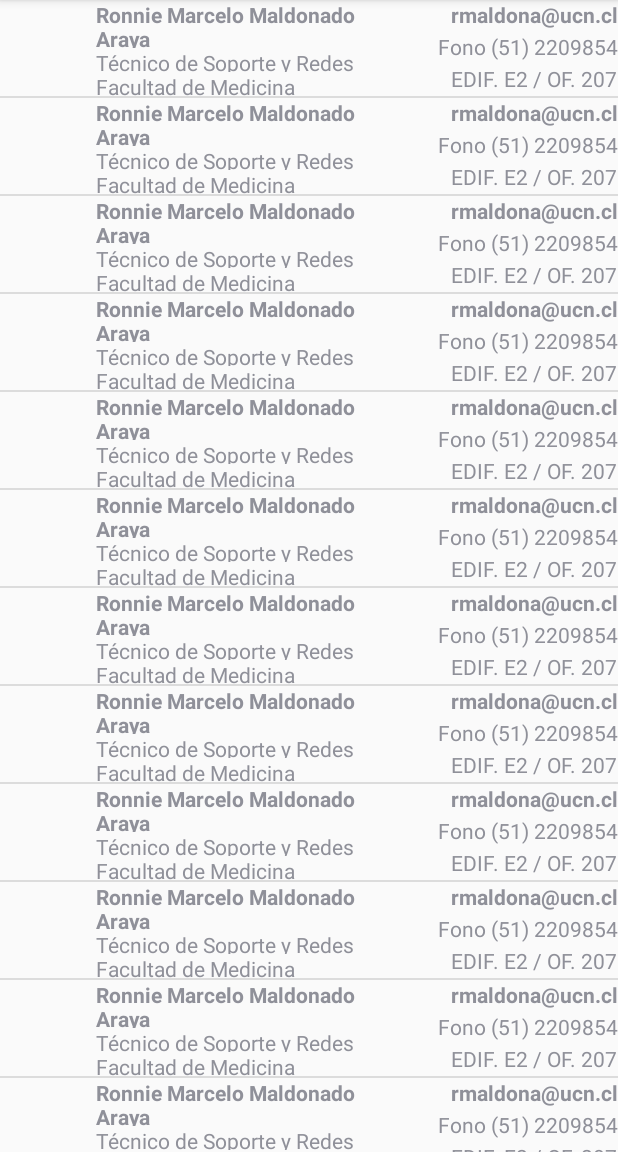
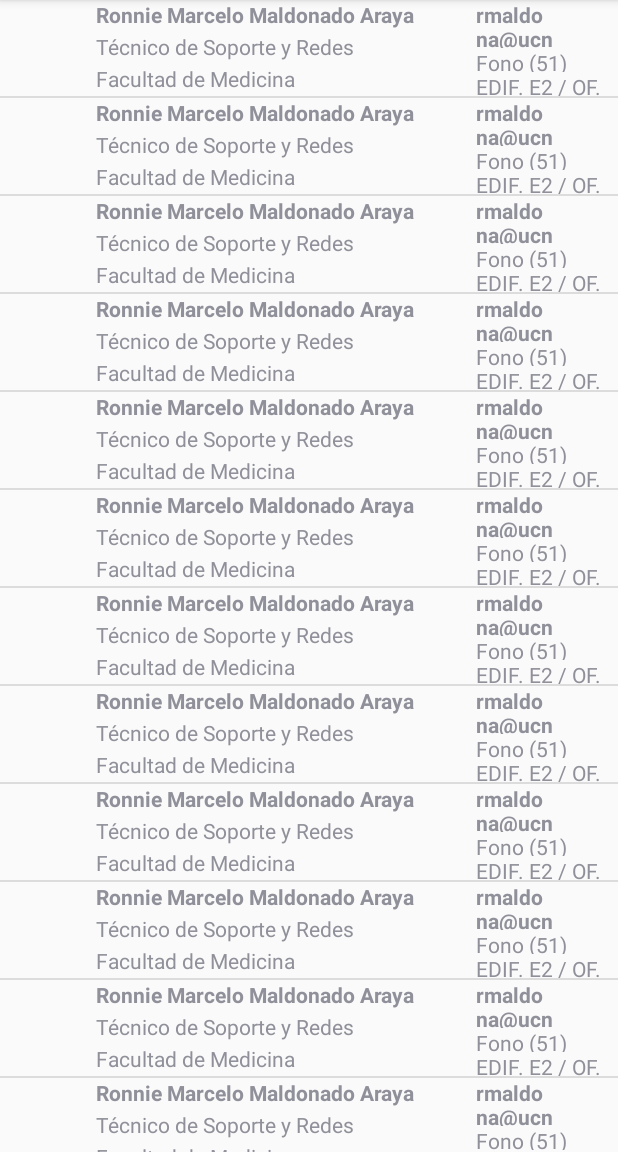
Before and after one commit to godiecl/base-application, an Android app: the screen it shows after launch (MainActivity), on a phone screen of 412 x 824 dp, the part 84-1236 px from its top. Run offline under Robolectric (Android 15) with nearby library versions, the phone set to English and light mode, and no system bars; libraries missing offline, so code that uses them is left out: com.facebook.drawee, lombok.extern.slf4j; plain views replace SimpleDraweeView; pictures from the network do not load; 13 statements that could not run were skipped.

Commit message:
Added: Cronos. Fixed: Background.

```diff
--- a/app/build.gradle
+++ b/app/build.gradle
@@ -125,4 +125,7 @@ dependencies {
     implementation "androidx.lifecycle:lifecycle-viewmodel:2.0.0"
     implementation "androidx.lifecycle:lifecycle-extensions:2.0.0"
 
+    // Commons-lang
+    implementation "org.apache.commons:commons-lang3:3.8.1"
+
 }
--- a/app/src/main/java/cl/ucn/disc/dsm/directorio/MainApplication.java
+++ b/app/src/main/java/cl/ucn/disc/dsm/directorio/MainApplication.java
@@ -11,36 +11,31 @@ import android.app.Application;
 
 import com.facebook.drawee.backends.pipeline.Fresco;
 
+import org.apache.commons.lang3.time.StopWatch;
+
+import lombok.extern.slf4j.Slf4j;
+
 /**
  * Aplicacion base
  */
+@Slf4j
 public final class MainApplication extends Application {
 
     /**
      * Called when the application is starting, before any activity, service,
      * or receiver objects (excluding content providers) have been created.
      *
-     * <p>Implementations should be as quick as possible (for example using
-     * lazy initialization of state) since the time spent in this function
-     * directly impacts the performance of starting the first activity,
-     * service, or receiver in a process.</p>
-     *
-     * <p>If you override this method, be sure to call {@code super.onCreate()}.</p>
-     *
-     * <p class="note">Be aware that direct boot may also affect callback order on
-     * Android {@link Build.VERSION_CODES#N} and later devices.
-     * Until the user unlocks the device, only direct boot aware components are
-     * allowed to run. You should consider that all direct boot unaware
-     * components, including such {@link ContentProvider}, are
-     * disabled until user unlock happens, especially when component callback
-     * order matters.</p>
      */
     @Override
     public void onCreate() {
         super.onCreate();
 
+        StopWatch stopWatch = StopWatch.createStarted();
+
         // Inicializacion de fresco
         Fresco.initialize(this);
 
+        log.debug("Initialized in {}.", stopWatch);
+
     }
 }
--- a/app/src/main/java/cl/ucn/disc/dsm/directorio/activities/MainActivity.java
+++ b/app/src/main/java/cl/ucn/disc/dsm/directorio/activities/MainActivity.java
@@ -8,8 +8,10 @@
 package cl.ucn.disc.dsm.directorio.activities;
 
 import android.os.Bundle;
+import android.view.View;
 import android.widget.ListView;
-import android.widget.TextView;
+
+import org.apache.commons.lang3.time.StopWatch;
 
 import androidx.appcompat.app.AppCompatActivity;
 import androidx.appcompat.app.AppCompatDelegate;
@@ -45,6 +47,10 @@ public class MainActivity extends AppCompatActivity {
     @Override
     protected void onCreate(Bundle savedInstanceState) {
         super.onCreate(savedInstanceState);
+
+
+        final StopWatch stopWatch = StopWatch.createStarted();
+
         setContentView(R.layout.activity_main);
 
         // Toolbar
@@ -54,7 +60,7 @@ public class MainActivity extends AppCompatActivity {
         // ListView of data
         final ListView listView = findViewById(android.R.id.list);
 
-        final TextView empty = findViewById(android.R.id.empty);
+        final View empty = findViewById(android.R.id.empty);
         listView.setEmptyView(empty);
 
         // Model
@@ -79,6 +85,8 @@ public class MainActivity extends AppCompatActivity {
 
         });
 
+        log.debug("onCreate() in {}.", stopWatch);
+
     }
 
 }
--- a/app/src/main/java/cl/ucn/disc/dsm/directorio/activities/PersonViewModel.java
+++ b/app/src/main/java/cl/ucn/disc/dsm/directorio/activities/PersonViewModel.java
@@ -8,7 +8,7 @@
 package cl.ucn.disc.dsm.directorio.activities;
 
 import android.app.Application;
-import android.os.Handler;
+import android.os.AsyncTask;
 
 import com.google.gson.Gson;
 import com.google.gson.GsonBuilder;
@@ -70,8 +70,7 @@ public class PersonViewModel extends AndroidViewModel {
      */
     private void loadPeople() {
 
-        Handler handler = new Handler();
-        handler.post(() -> {
+        AsyncTask.execute(() -> {
 
             log.debug("Loading data ..");
 
@@ -95,7 +94,7 @@ public class PersonViewModel extends AndroidViewModel {
             }
 
             // Set the list
-            this.people.setValue(personList);
+            this.people.postValue(personList);
 
         });
 
--- a/app/src/main/res/layout/row_person.xml
+++ b/app/src/main/res/layout/row_person.xml
@@ -55,7 +55,7 @@
     <LinearLayout
         android:layout_width="match_parent"
         android:layout_height="match_parent"
-        android:layout_weight="1"
+        android:layout_weight="2"
         android:gravity="end"
         android:orientation="vertical">
 
```
Also changed, not shown: app/src/main/AndroidManifest.xml (+7 -1 lines).
